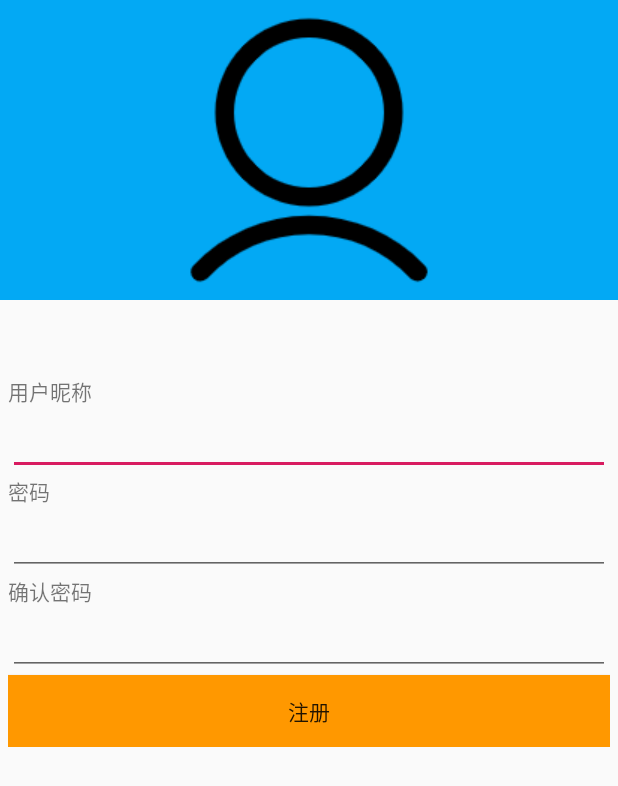
After one commit to mochamianbao/MechanicalLife2, an Android app: the RegisterActivity screen opened directly, with no data from a screen before it, on a phone screen of 412 x 824 dp. The commit adds this screen. Shown: the top 786 px of the screen. Run offline under Robolectric (Android 15) with nearby library versions, the phone set to English and light mode, and no system bars; our stand-ins replace data binding.

```diff
--- /dev/null
+++ b/app/src/main/java/com/moca/mechanicallife2/RegisterActivity.java
@@ -0,0 +1,54 @@
+package com.moca.mechanicallife2;
+
+import androidx.appcompat.app.AppCompatActivity;
+import androidx.databinding.DataBindingUtil;
+
+import android.os.Bundle;
+import android.view.View;
+import android.widget.Toast;
+
+import com.moca.mechanicallife2.databinding.ActivityLoginBinding;
+import com.moca.mechanicallife2.databinding.ActivityRegisterBinding;
+
+public class RegisterActivity extends AppCompatActivity {
+
+    @Override
+    protected void onCreate(Bundle savedInstanceState) {
+        super.onCreate(savedInstanceState);
+        setContentView(R.layout.activity_register);
+        final ActivityRegisterBinding binding = DataBindingUtil.setContentView(this,R.layout.activity_register);
+
+
+
+
+        binding.buttonRegister.setOnClickListener(new View.OnClickListener() {
+            @Override
+            public void onClick(View v) {
+                String userName = binding.editTextName.getText().toString();
+                String password = binding.editTextPassword.getText().toString();
+                String password2 = binding.editTextPassword2.getText().toString();
+
+                if (userName==null||"".equals(userName)){
+                    Toast.makeText(RegisterActivity.this,"用户名不能为空",Toast.LENGTH_LONG).show();
+                }
+                else if (password==null||"".equals(password)){
+                    Toast.makeText(RegisterActivity.this,"密码不能为空",Toast.LENGTH_LONG).show();
+                }
+                else if (userName.length()>7){
+                    Toast.makeText(RegisterActivity.this,"用户名长度不能大于5",Toast.LENGTH_LONG).show();
+                }
+                else if (!password.equals(password2)){
+                    Toast.makeText(RegisterActivity.this,"确认密码不相同，请重新检查",Toast.LENGTH_LONG).show();
+                }
+                else {
+                    Toast.makeText(RegisterActivity.this,"注册成功",Toast.LENGTH_LONG).show();
+                    finish();
+
+                }
+
+            }
+        });
+
+
+    }
+}
--- /dev/null
+++ b/app/src/main/java/com/moca/mechanicallife2/myentity/MyUser.java
@@ -0,0 +1,6 @@
+package com.moca.mechanicallife2.myentity;
+
+public class MyUser {
+
+
+}
--- /dev/null
+++ b/app/src/main/res/layout/activity_register.xml
@@ -0,0 +1,95 @@
+<?xml version="1.0" encoding="utf-8"?>
+<layout xmlns:android="http://schemas.android.com/apk/res/android"
+    xmlns:app="http://schemas.android.com/apk/res-auto"
+    xmlns:tools="http://schemas.android.com/tools">
+
+    <data>
+
+    </data>
+
+    <LinearLayout
+        android:layout_width="match_parent"
+        android:layout_height="match_parent"
+        android:orientation="vertical"
+        tools:context=".RegisterActivity">
+
+        <LinearLayout
+            android:layout_width="wrap_content"
+            android:layout_height="wrap_content"
+            android:orientation="vertical"/>
+
+        <ImageView
+            android:id="@+id/loginImage"
+            android:layout_width="match_parent"
+            android:layout_height="wrap_content"
+            android:background="#03A9F4"
+            app:srcCompat="@drawable/user" />
+
+        <LinearLayout
+            android:layout_width="match_parent"
+            android:layout_height="wrap_content"
+            android:layout_marginTop="50dp"
+            android:layout_marginRight="5dp"
+            android:layout_marginLeft="5dp"
+            android:orientation="vertical">
+
+            <TextView
+                android:id="@+id/textView3"
+                android:layout_width="match_parent"
+                android:layout_height="wrap_content"
+                android:text="用户昵称" />
+
+            <EditText
+                android:id="@+id/editTextName"
+                android:layout_width="match_parent"
+                android:layout_height="wrap_content"
+                android:ems="10"
+                android:inputType="textPersonName"
+                android:text="" />
+
+            <TextView
+                android:id="@+id/textView4"
+                android:layout_width="match_parent"
+                android:layout_height="wrap_content"
+                android:text="密码" />
+
+            <EditText
+                android:id="@+id/editTextPassword"
+                android:layout_width="match_parent"
+                android:layout_height="wrap_content"
+                android:ems="10"
+                android:inputType="textPassword" />
+
+            <TextView
+                android:id="@+id/textView"
+                android:layout_width="match_parent"
+                android:layout_height="wrap_content"
+                android:text="确认密码" />
+
+            <EditText
+                android:id="@+id/editTextPassword2"
+                android:layout_width="match_parent"
+                android:layout_height="wrap_content"
+                android:ems="10"
+                android:inputType="textPassword" />
+
+            <Button
+                android:id="@+id/buttonRegister"
+                android:layout_width="match_parent"
+                android:layout_height="wrap_content"
+                android:background="#FF9800"
+                android:text="注册" />
+
+        </LinearLayout>
+
+        <LinearLayout
+            android:layout_width="match_parent"
+            android:layout_height="match_parent"
+            android:layout_marginTop="20dp"
+            android:layout_marginRight="5dp"
+            android:orientation="horizontal"/>
+
+
+
+    </LinearLayout>
+</layout>
```
Also changed, not shown: app/src/main/AndroidManifest.xml (+7 -5 lines), app/src/main/java/com/moca/mechanicallife2/LoginActivity.java (added, +67 -0 lines), app/src/main/res/layout/activity_login.xml (added, +107 -0 lines), app/src/main/res/layout/fragment_user_info.xml (+5 -6 lines).
